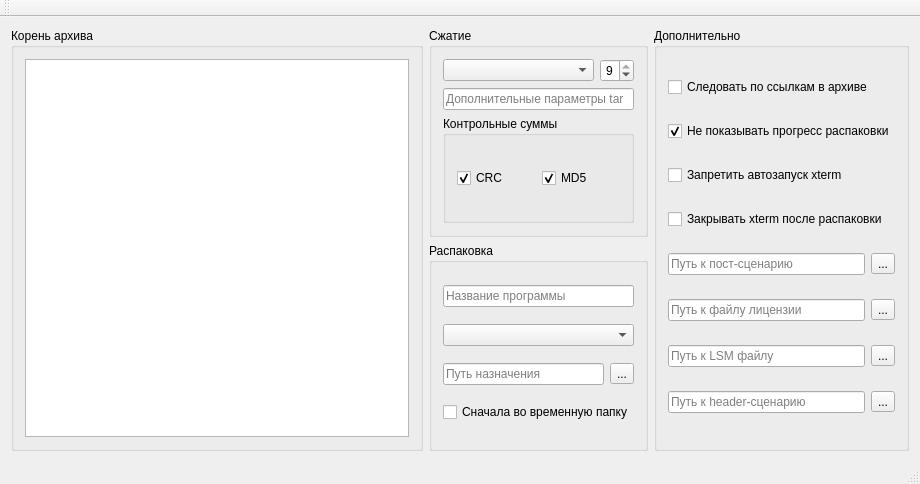
Above: qmakeself.ui from kissthink/qmakeself before the change. Below: the same form after it.
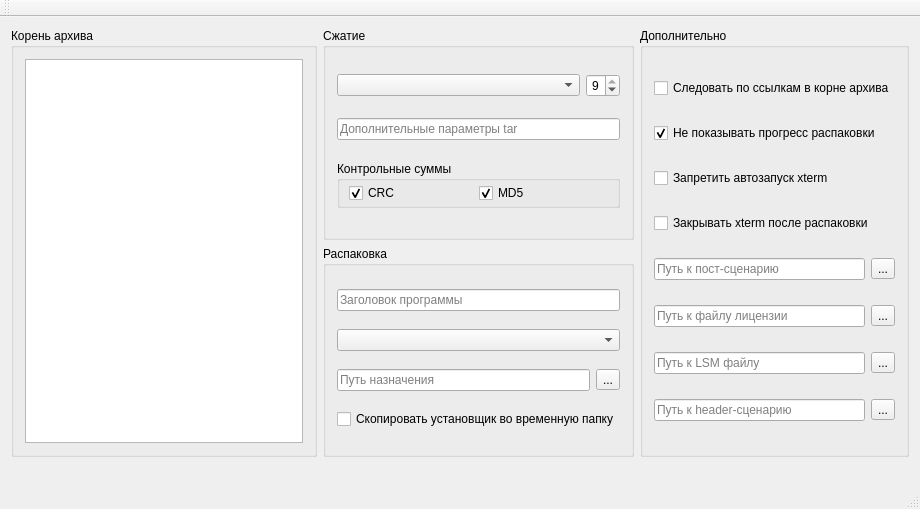
That is the form after the change. Icons and pictures are not drawn.

The edit to the form file:
```diff
--- a/qmakeself.ui
+++ b/qmakeself.ui
@@ -7,9 +7,21 @@
     <x>0</x>
     <y>0</y>
     <width>920</width>
-    <height>445</height>
+    <height>509</height>
    </rect>
   </property>
+  <property name="minimumSize">
+   <size>
+    <width>920</width>
+    <height>509</height>
+   </size>
+  </property>
+  <property name="maximumSize">
+   <size>
+    <width>920</width>
+    <height>509</height>
+   </size>
+  </property>
   <property name="windowTitle">
    <string>QMakeSelf</string>
   </property>
@@ -62,6 +74,9 @@
                <property name="buttonSymbols">
                 <enum>QAbstractSpinBox::UpDownArrows</enum>
                </property>
+               <property name="minimum">
+                <number>1</number>
+               </property>
                <property name="maximum">
                 <number>9</number>
                </property>
@@ -85,6 +100,21 @@
               <string>Контрольные суммы</string>
              </property>
              <layout class="QHBoxLayout" name="horizontalLayout_2">
+              <property name="spacing">
+               <number>2</number>
+              </property>
+              <property name="sizeConstraint">
+               <enum>QLayout::SetMaximumSize</enum>
+              </property>
+              <property name="leftMargin">
+               <number>9</number>
+              </property>
+              <property name="topMargin">
+               <number>2</number>
+              </property>
+              <property name="bottomMargin">
+               <number>2</number>
+              </property>
               <item>
                <widget class="QCheckBox" name="cbCRC">
                 <property name="text">
@@ -120,7 +150,7 @@
            <item>
             <widget class="QLineEdit" name="leLabel">
              <property name="placeholderText">
-              <string>Название программы</string>
+              <string>Заголовок программы</string>
              </property>
             </widget>
            </item>
@@ -148,7 +178,7 @@
            <item>
             <widget class="QCheckBox" name="cbCopyToTemporary">
              <property name="text">
-              <string>Сначала во временную папку</string>
+              <string>Скопировать установщик во временную папку</string>
              </property>
             </widget>
            </item>
@@ -166,7 +196,7 @@
          <item>
           <widget class="QCheckBox" name="cbFollowSymLinks">
            <property name="text">
-            <string>Следовать по ссылкам в архиве</string>
+            <string>Следовать по ссылкам в корне архива</string>
            </property>
           </widget>
          </item>
```
Left out of the diff: 24 changed lines with no effect on the pictures.
